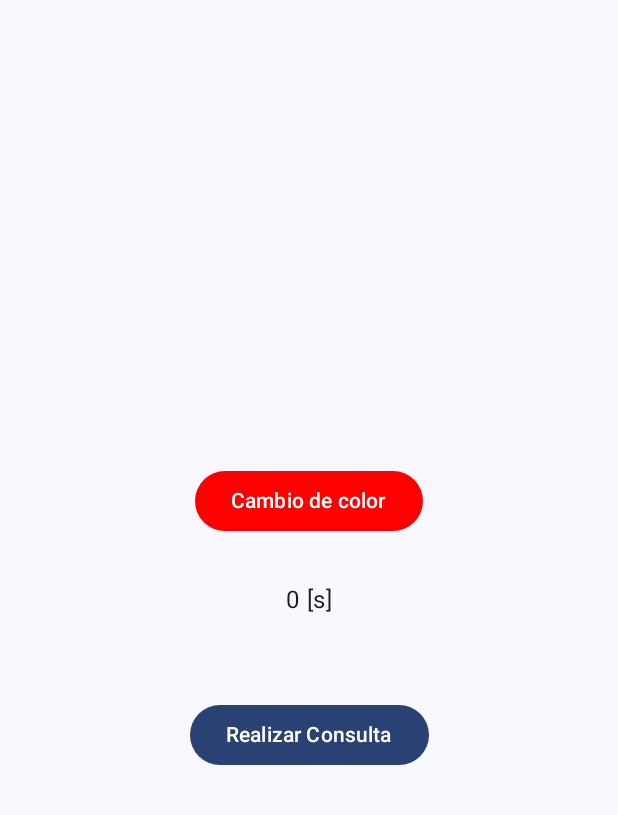
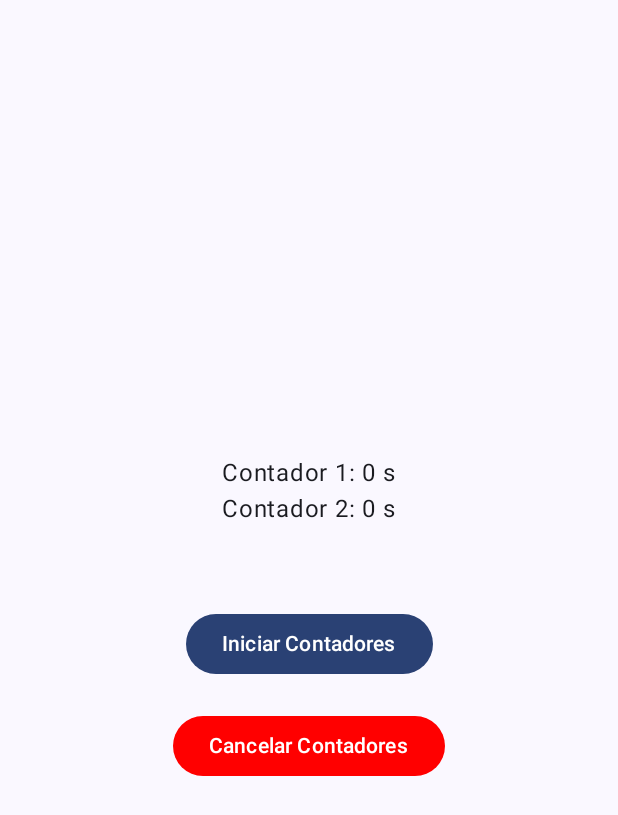
Before and after one commit to Atlas2210/Codigo_1_coroutines, an Android app built with Jetpack Compose: the screen it shows after launch (MainActivity), on a phone screen of 412 x 824 dp. Shown: the top 815 px of the screen. Run offline under Robolectric (Android 15) with nearby library versions, the phone set to English and light mode, and no system bars.

Commit message:
Use of Coroutines

```diff
--- a/app/src/main/java/com/example/coroutinesapp/MainActivity.kt
+++ b/app/src/main/java/com/example/coroutinesapp/MainActivity.kt
@@ -8,10 +8,7 @@ import androidx.activity.viewModels
 import androidx.compose.foundation.layout.fillMaxSize
 import androidx.compose.foundation.layout.padding
 import androidx.compose.material3.Scaffold
-import androidx.compose.material3.Text
-import androidx.compose.runtime.Composable
 import androidx.compose.ui.Modifier
-import androidx.compose.ui.tooling.preview.Preview
 import com.example.coroutinesapp.ui.CoroutinesApp
 import com.example.coroutinesapp.ui.theme.CoroutinesAppTheme
 import com.example.coroutinesapp.viewmodel.MainViewModel
@@ -20,7 +17,6 @@ class MainActivity : ComponentActivity() {
     override fun onCreate(savedInstanceState: Bundle?) {
         super.onCreate(savedInstanceState)
         val viewModel: MainViewModel by viewModels()
-
         enableEdgeToEdge()
         setContent {
             CoroutinesAppTheme {
--- a/app/src/main/java/com/example/coroutinesapp/ui/CoroutinesApp.kt
+++ b/app/src/main/java/com/example/coroutinesapp/ui/CoroutinesApp.kt
@@ -9,60 +9,38 @@ import androidx.compose.material3.Button
 import androidx.compose.material3.ButtonDefaults
 import androidx.compose.material3.Text
 import androidx.compose.runtime.Composable
-import androidx.compose.runtime.getValue
-import androidx.compose.runtime.mutableStateOf
-import androidx.compose.runtime.remember
-import androidx.compose.runtime.setValue
 import androidx.compose.ui.Alignment
 import androidx.compose.ui.Modifier
 import androidx.compose.ui.graphics.Color
-import androidx.compose.ui.tooling.preview.Preview
 import androidx.compose.ui.unit.dp
 import com.example.coroutinesapp.viewmodel.MainViewModel
 
 @Composable
-fun CoroutinesApp(viewModel: MainViewModel, modifier: Modifier = Modifier){
-
-    var changeColor by remember {
-        mutableStateOf(false)
-    }
-
+fun CoroutinesApp(viewModel: MainViewModel, modifier: Modifier = Modifier) {
     Column(
         modifier = modifier.fillMaxSize(),
         verticalArrangement = Arrangement.Center,
         horizontalAlignment = Alignment.CenterHorizontally
     ) {
+        Text("Contador 1: ${viewModel.countTime1} s")
+        Text("Contador 2: ${viewModel.countTime2} s")
+        Text(viewModel.resultState)
+        Spacer(modifier = Modifier.height(30.dp))
+
         Button(onClick = {
-            changeColor = !changeColor
-
-        },
-            colors = ButtonDefaults.buttonColors(
-                if (changeColor ) Color.Blue else Color.Red
-            )
-
-        ) {
-
-            Text("Cambio de color")
+            viewModel.startCounters()
+        }) {
+            Text("Iniciar Contadores")
         }
 
-        Spacer(modifier = Modifier.height(30.dp))
-        Text("${viewModel.countTime} [s]")
-        Text(viewModel.resultState)
-        Spacer(modifier = Modifier.height(30.dp))
+        Spacer(modifier = Modifier.height(20.dp))
+
         Button(onClick = {
-            viewModel.fetchData()
-        }){
-            Text("Realizar Consulta")
+            viewModel.cancelCounters()
+        },
+            colors = ButtonDefaults.buttonColors(Color.Red)
+        ) {
+            Text("Cancelar Contadores")
         }
-
     }
-
 }
-
-/*
-@Preview(showBackground = true)
-@Composable
-fun CoroutinesApp_Preview(){
-    CoroutinesApp()
-}
- */
```
Also changed, not shown: app/src/main/java/com/example/coroutinesapp/viewmodel/MainViewModel.kt (+32 -34 lines).
